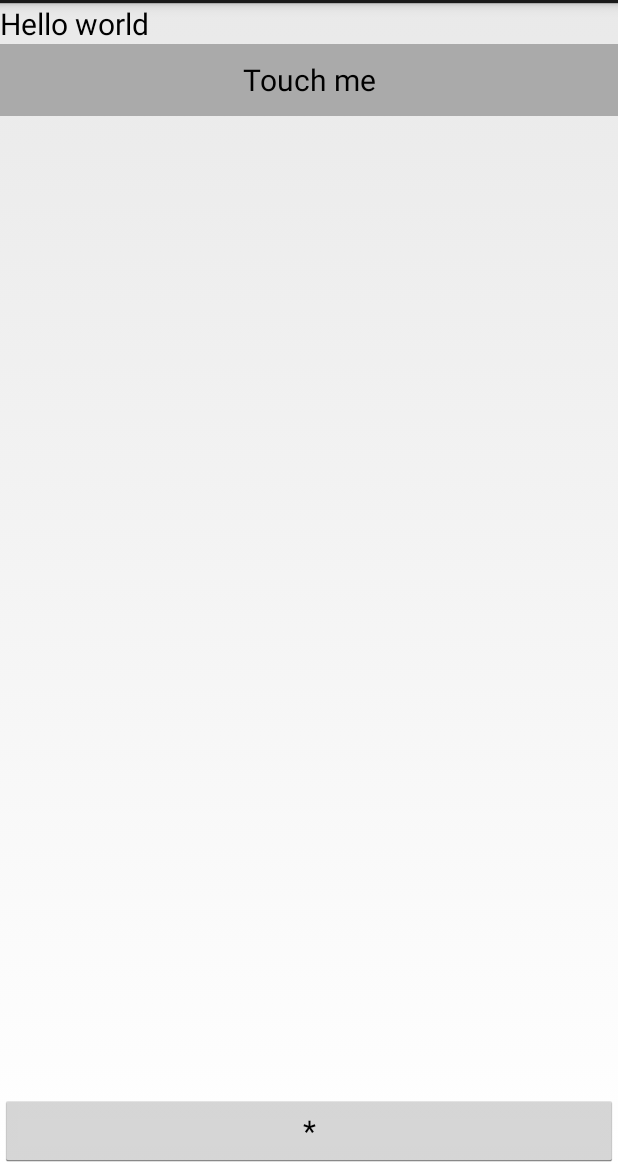
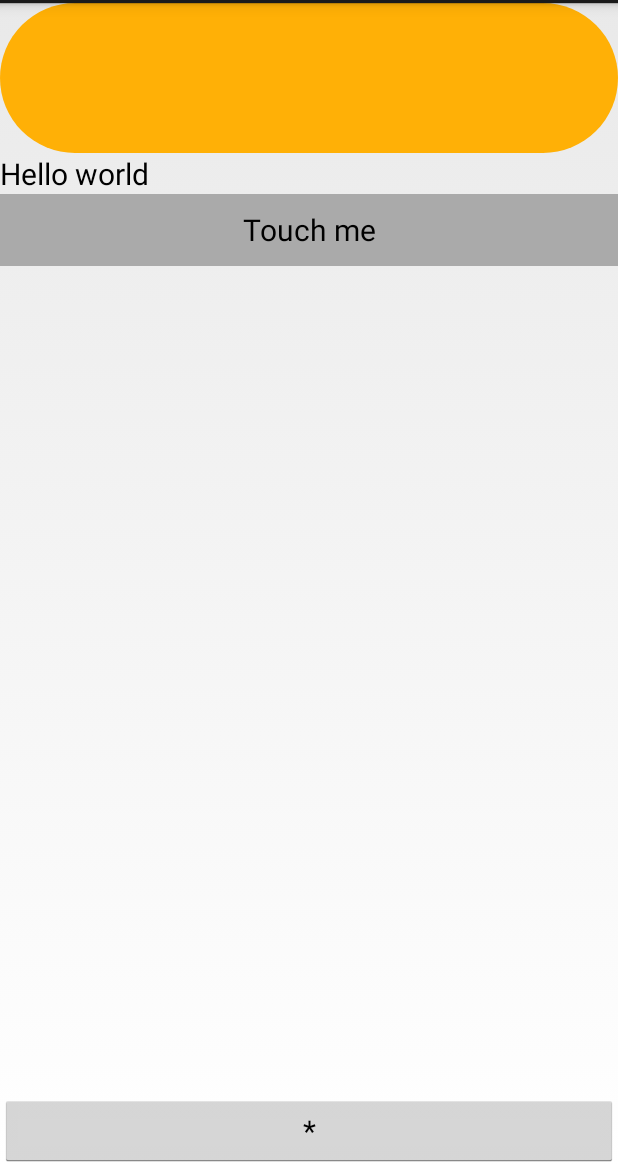
Before and after one commit to jeonghwan-kim/android-study, an Android app: the screen it shows after launch (MyActivity), on a phone screen of 412 x 824 dp, the part 69-1236 px from its top. Run offline under Robolectric (Android 15) with nearby library versions, the phone set to English and light mode, and no system bars.

Commit message:
Round layout

```diff
--- /dev/null
+++ b/mobile/src/main/res/drawable-hdpi/roundcorder.xml
@@ -0,0 +1,15 @@
+<?xml version="1.0" encoding="utf-8"?>
+
+<shape xmlns:android="http://schemas.android.com/apk/res/android">
+
+    <solid android:color="#ffffb006" />
+
+    <corners android:radius="100dp" />
+
+    <padding
+        android:bottom="10dp"
+        android:left="10dp"
+        android:right="10dp"
+        android:top="10dp" />
+
+</shape>
--- a/mobile/src/main/res/layout/activity_my.xml
+++ b/mobile/src/main/res/layout/activity_my.xml
@@ -5,6 +5,12 @@
     android:orientation="vertical"
     tools:context=".MyActivity">
 
+    <LinearLayout
+        android:layout_width="match_parent"
+        android:layout_height="100dp"
+        android:background="@drawable/roundcorder" >
+
+        </LinearLayout>
     <TextView
         android:text="@string/hello_world"
         android:layout_width="match_parent"
```
